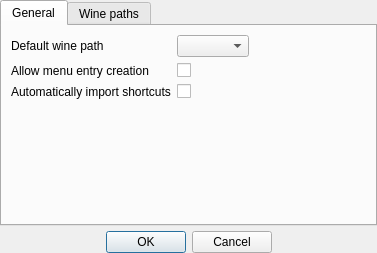
First picture: the form in Settings.ui, repository dswd/Swine, before the edit.
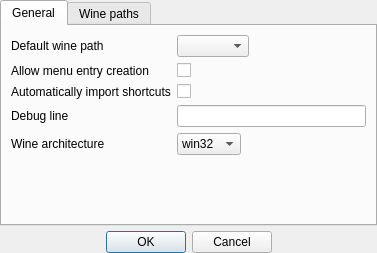
Second picture: the form after the edit. Icons and pictures are not drawn.

```diff
--- a/Settings.ui
+++ b/Settings.ui
@@ -75,6 +75,37 @@
          </property>
         </widget>
        </item>
+       <item row="4" column="0">
+        <widget class="QLabel" name="label_4">
+         <property name="text">
+          <string>Debug line</string>
+         </property>
+        </widget>
+       </item>
+       <item row="4" column="1">
+        <widget class="QLineEdit" name="debugLine"/>
+       </item>
+       <item row="5" column="0">
+        <widget class="QLabel" name="label_5">
+         <property name="text">
+          <string>Wine architecture</string>
+         </property>
+        </widget>
+       </item>
+       <item row="5" column="1">
+        <widget class="QComboBox" name="architecture">
+         <item>
+          <property name="text">
+           <string>win32</string>
+          </property>
+         </item>
+         <item>
+          <property name="text">
+           <string>win64</string>
+          </property>
+         </item>
+        </widget>
+       </item>
       </layout>
      </widget>
      <widget class="QWidget" name="winePathsTab">
```
